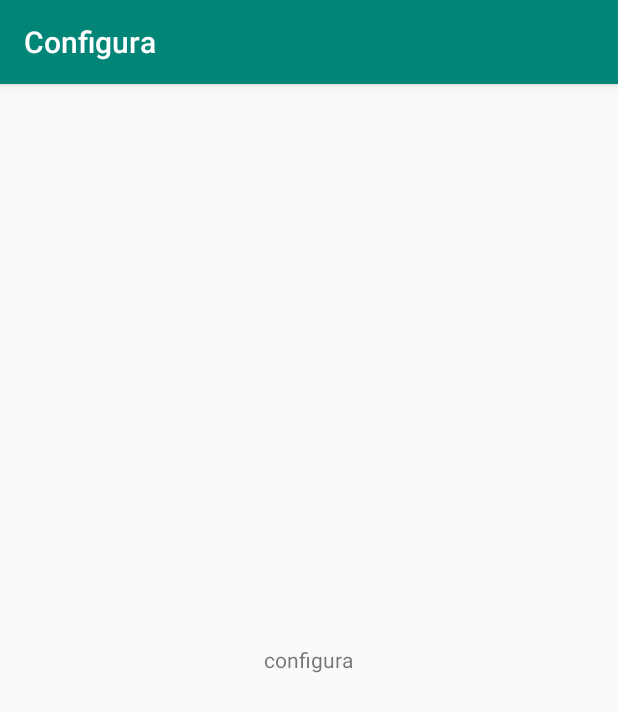
After one commit to AlessioDiNardo/Login, an Android app: the Configura screen opened directly, with no data from a screen before it, on a phone screen of 412 x 824 dp. The commit adds this screen. Shown: the top 712 px of the screen. Run offline under Robolectric (Android 15) with nearby library versions, the phone set to English and light mode, and no system bars.

Commit message:
constraint completo prima pagina

```diff
--- /dev/null
+++ b/app/src/main/java/com/example/login/Configura.java
@@ -0,0 +1,13 @@
+package com.example.login;
+
+import android.support.v7.app.AppCompatActivity;
+import android.os.Bundle;
+
+public class Configura extends AppCompatActivity {
+
+    @Override
+    protected void onCreate(Bundle savedInstanceState) {
+        super.onCreate(savedInstanceState);
+        setContentView(R.layout.activity_configura);
+    }
+}
--- /dev/null
+++ b/app/src/main/res/layout/activity_configura.xml
@@ -0,0 +1,15 @@
+<?xml version="1.0" encoding="utf-8"?>
+<RelativeLayout xmlns:android="http://schemas.android.com/apk/res/android"
+    xmlns:app="http://schemas.android.com/apk/res-auto"
+    xmlns:tools="http://schemas.android.com/tools"
+    android:layout_width="match_parent"
+    android:layout_height="match_parent"
+    tools:context=".Configura">
+    <TextView
+        android:layout_width="wrap_content"
+        android:layout_height="wrap_content"
+        android:text="configura"
+        android:layout_centerHorizontal="true"
+        android:layout_centerVertical="true"/>
+
+</RelativeLayout>
--- a/app/src/main/res/layout/activity_main.xml
+++ b/app/src/main/res/layout/activity_main.xml
@@ -12,7 +12,7 @@
         android:layout_width="wrap_content"
         android:layout_height="wrap_content"
         android:layout_marginTop="32dp"
-        android:text="RMX Controller"
+        android:text="@string/rmx_controller"
         android:textAllCaps="true"
         android:textAppearance="@style/TextAppearance.AppCompat.Title"
         android:textColor="@android:color/holo_red_dark"
--- a/app/src/main/res/values/strings.xml
+++ b/app/src/main/res/values/strings.xml
@@ -1,4 +1,5 @@
 <resources>
     <string name="app_name">Login</string>
     <string name="action_settings">Settings</string>
+    <string name="rmx_controller">RMX Controller</string>
 </resources>
```
Also changed, not shown: app/src/main/AndroidManifest.xml (+13 -2 lines), app/src/main/java/com/example/login/Apprendimento.java (added, +13 -0 lines), app/src/main/java/com/example/login/Diagnostica.java (added, +13 -0 lines), app/src/main/java/com/example/login/Esecuzione.java (added, +13 -0 lines), app/src/main/java/com/example/login/MainActivity.java (deleted, +0 -42 lines), app/src/main/java/com/example/login/activity_main.java (+46 -0 lines), app/src/main/res/layout/activity_apprendimento.xml (added, +15 -0 lines), app/src/main/res/layout/activity_diagnostica.xml (added, +15 -0 lines), app/src/main/res/layout/activity_esecuzione.xml (added, +15 -0 lines).
